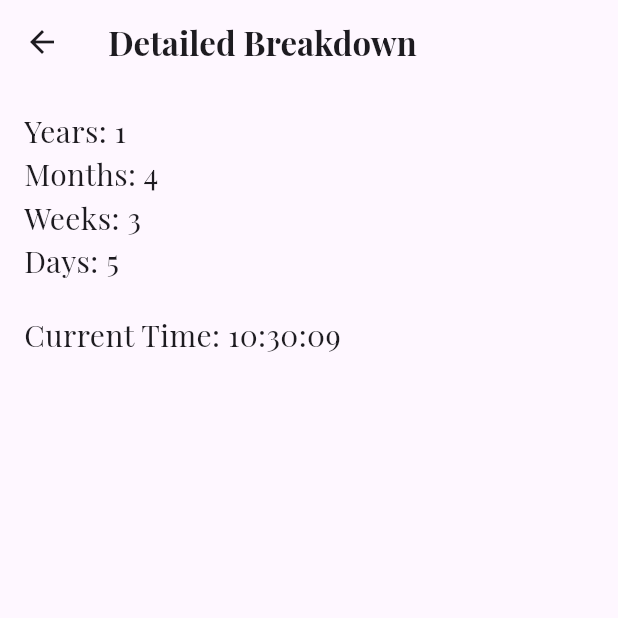
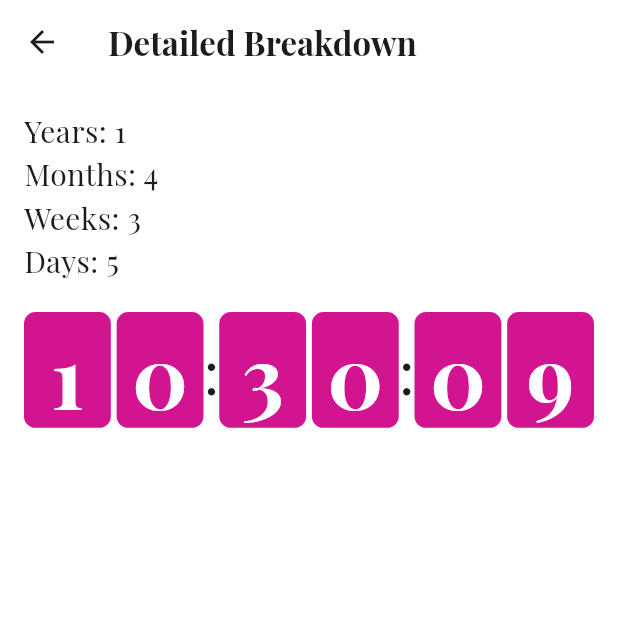
Before and after one commit to anvng/LoveDays, a Flutter app: the DetailsScreen screen opened by its route, on a phone screen of 412 x 824 dp, the top half of it. Run offline on Flutter 3.47's test engine with Material 3 defaults, Android fonts, the phone set to English and light mode, and no system bars; our stand-ins replace image_picker.

Commit message:
style: final bg and custom flip lock number

```diff
--- a/lib/screens/details_screen.dart
+++ b/lib/screens/details_screen.dart
@@ -1,4 +1,5 @@
 import 'package:flutter/material.dart';
+import 'package:lovedays/widgets/flip_clock_number.dart';
 import 'dart:async';
 
 class DetailsScreen extends StatefulWidget {
@@ -37,13 +38,16 @@ class _DetailsScreenState extends State<DetailsScreen> {
     int weeks = (duration.inDays % 30) ~/ 7;
     int days = duration.inDays % 7;
 
-    String timeString = "${_currentTime.hour.toString().padLeft(2, '0')}:"
-        "${_currentTime.minute.toString().padLeft(2, '0')}:"
-        "${_currentTime.second.toString().padLeft(2, '0')}";
+    String hours = _currentTime.hour.toString().padLeft(2, '0');
+    String minutes = _currentTime.minute.toString().padLeft(2, '0');
+    String seconds = _currentTime.second.toString().padLeft(2, '0');
 
     return Scaffold(
+      backgroundColor: Colors.transparent,
       appBar: AppBar(
         title: const Text('Detailed Breakdown'),
+        backgroundColor: Colors.transparent,
+        elevation: 0,
       ),
       body: Padding(
         padding: const EdgeInsets.all(16.0),
@@ -55,8 +59,27 @@ class _DetailsScreenState extends State<DetailsScreen> {
             Text('Weeks: $weeks', style: const TextStyle(fontSize: 20)),
             Text('Days: $days', style: const TextStyle(fontSize: 20)),
             const SizedBox(height: 20),
-            Text('Current Time: $timeString',
-                style: const TextStyle(fontSize: 20)),
+            Center(
+              child: FittedBox(
+                fit: BoxFit.scaleDown, // Adjust
+                child: Row(
+                  mainAxisAlignment: MainAxisAlignment.center,
+                  children: [
+                    FlipClockNumber(value: hours.substring(0, 1)),
+                    const SizedBox(width: 4),
+                    FlipClockNumber(value: hours.substring(1, 2)),
+                    const Text(':', style: TextStyle(fontSize: 40)),
+                    FlipClockNumber(value: minutes.substring(0, 1)),
+                    const SizedBox(width: 4),
+                    FlipClockNumber(value: minutes.substring(1, 2)),
+                    const Text(':', style: TextStyle(fontSize: 40)),
+                    FlipClockNumber(value: seconds.substring(0, 1)),
+                    const SizedBox(width: 4),
+                    FlipClockNumber(value: seconds.substring(1, 2)),
+                  ],
+                ),
+              ),
+            ),
           ],
         ),
       ),
--- a/lib/screens/memories_screen.dart
+++ b/lib/screens/memories_screen.dart
@@ -34,6 +34,7 @@ class _MemoriesScreenState extends State<MemoriesScreen> {
   Widget build(BuildContext context) {
     return BackgroundContainer(
       child: Scaffold(
+        backgroundColor: Colors.transparent,
         appBar: AppBar(
           title: const Text('Memory Pictures'),
           backgroundColor: Colors.transparent,
--- a/lib/widgets/background_container.dart
+++ b/lib/widgets/background_container.dart
@@ -13,7 +13,7 @@ class BackgroundContainer extends StatelessWidget {
         Container(
           decoration: const BoxDecoration(
             image: DecorationImage(
-              image: AssetImage('lib/assets/images/rose.jpg'),
+              image: AssetImage('lib/assets/images/prod.jpg'),
               fit: BoxFit.cover,
             ),
           ),
--- /dev/null
+++ b/lib/widgets/flip_clock_number.dart
@@ -0,0 +1,64 @@
+import 'package:flutter/material.dart';
+
+class FlipClockNumber extends StatelessWidget {
+  final String value;
+
+  const FlipClockNumber({super.key, required this.value});
+
+  @override
+  Widget build(BuildContext context) {
+    return AnimatedSwitcher(
+      duration: const Duration(milliseconds: 300),
+      transitionBuilder: (Widget child, Animation<double> animation) {
+        return _buildFlipTransition(child, animation);
+      },
+      child: _buildNumberContainer(value),
+    );
+  }
+
+  Widget _buildFlipTransition(Widget child, Animation<double> animation) {
+    final flipAnimation = TweenSequence([
+      TweenSequenceItem(tween: Tween(begin: 0.0, end: 3.1416 / 2), weight: 50),
+      TweenSequenceItem(tween: Tween(begin: -3.1416 / 2, end: 0.0), weight: 50),
+    ]).animate(animation);
+
+    return AnimatedBuilder(
+      animation: flipAnimation,
+      builder: (context, child) {
+        return Transform(
+          transform: Matrix4.rotationX(flipAnimation.value),
+          alignment: Alignment.center,
+          child: flipAnimation.value <= 3.1416 / 4
+              ? child
+              : Transform(
+                  transform: Matrix4.rotationX(3.1416),
+                  alignment: Alignment.center,
+                  child: child,
+                ),
+        );
+      },
+      child: child,
+    );
+  }
+
+  Widget _buildNumberContainer(String value) {
+    return Container(
+      key: ValueKey<String>(value),
+      width: 60,
+      height: 80,
+      decoration: BoxDecoration(
+        color: const Color.fromARGB(255, 211, 20, 144),
+        borderRadius: BorderRadius.circular(8),
+      ),
+      alignment: Alignment.center,
+      child: Text(
+        value,
+        style: const TextStyle(
+          fontSize: 60,
+          fontWeight: FontWeight.bold,
+          color: Colors.white,
+        ),
+      ),
+    );
+  }
+}
--- a/pubspec.yaml
+++ b/pubspec.yaml
@@ -95,7 +95,7 @@ flutter:
     - lib/assets/images/male.jpg
     - lib/assets/images/female.jpg
     - lib/assets/images/default_profile.png
-    - lib/assets/images/rose.jpg
+    - lib/assets/images/prod.jpg
 
   fonts:
     - family: SVNParisPro
@@ -106,9 +106,6 @@ flutter:
         - asset: lib/assets/fonts/PlayfairDisplay.ttf
 
 
-
-
-
 flutter_native_splash:
   color: "#ffffff"
   image: "lib/assets/images/icon.png"
```
Also changed, not shown: lib/assets/images/prod.jpg (added), lib/assets/images/rose.jpg (deleted).
